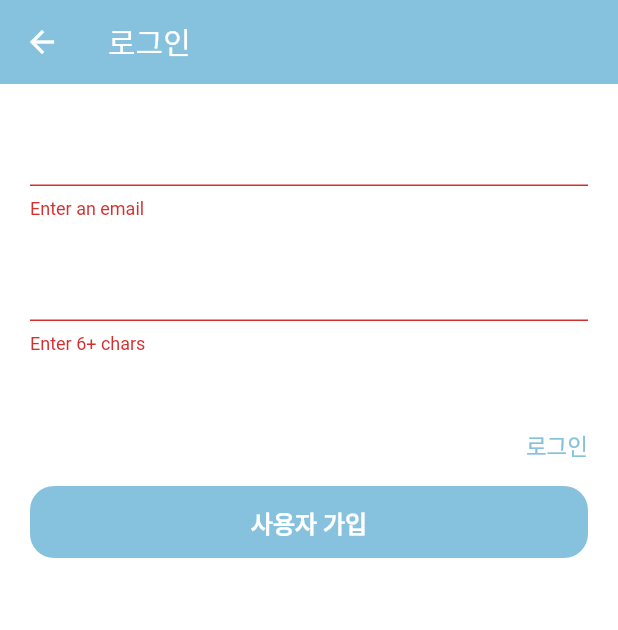
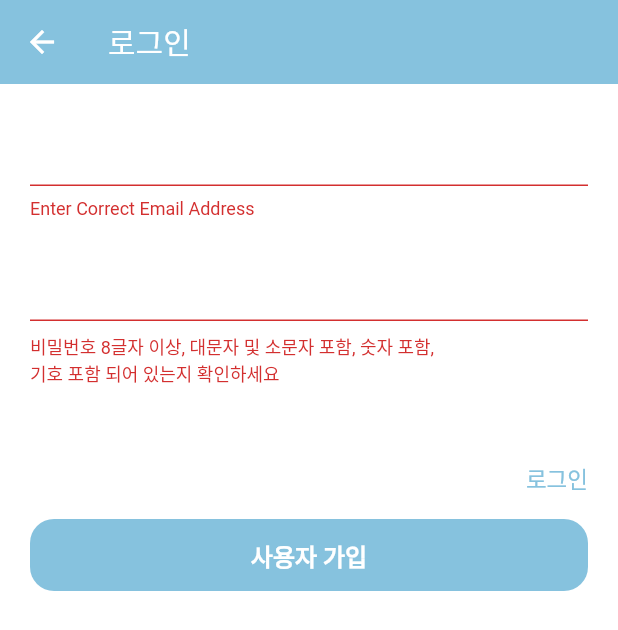
Before and after one commit to anapimolodec/flutter-firebase, a Flutter app: the Register screen opened directly with empty values, after a tap on "사용자 가입", on a phone screen of 412 x 824 dp. Shown: the top 630 px of the screen. Run offline on Flutter 3.47's test engine with Material 2 defaults, Android fonts, the phone set to English and light mode, and no system bars; our stand-ins replace firebase_auth, firebase_core; accounts and stored records are empty.

Commit message:
register function added with validation

```diff
--- a/lib/screens/authenticate/register.dart
+++ b/lib/screens/authenticate/register.dart
@@ -42,7 +42,15 @@ class _RegisterState extends State<Register> {
                 children: <Widget>[
                   const SizedBox(height: 20),
                   TextFormField(
-                    validator: (val) => val!.isEmpty ? "Enter an email" : null,
+                    validator: (value) {
+                      if (value!.isEmpty ||
+                          !RegExp(r'^[a-zA-Z0-9.a-zA-Z0-9._%-]+@[a-zA-Z0-9.-]+\.[a-zA-Z]{2,4}$')
+                              .hasMatch(value)) {
+                        return "Enter Correct Email Address";
+                      } else {
+                        return null;
+                      }
+                    },
                     onChanged: (value) {
                       setState(() => email = value);
                     },
@@ -50,8 +58,15 @@ class _RegisterState extends State<Register> {
                   const SizedBox(height: 20),
                   TextFormField(
                     obscureText: true,
-                    validator: (val) =>
-                        val!.length < 6 ? 'Enter 6+ chars' : null,
+                    validator: (value) {
+                      if (value!.isEmpty ||
+                          !RegExp(r'^(?=.*[a-z])(?=.*[A-Z])(?=.*\d)(?=.*[@$!%*?&#])[A-Za-z\d@$!%*?&#]{8,}$')
+                              .hasMatch(value)) {
+                        return "비밀번호 8글자 이상, 대문자 및 소문자 포함, 숫자 포함, \n기호 포함 되어 있는지 확인하세요";
+                      } else {
+                        return null;
+                      }
+                    },
                     onChanged: (value) {
                       setState(() => password = value);
                     },
```
